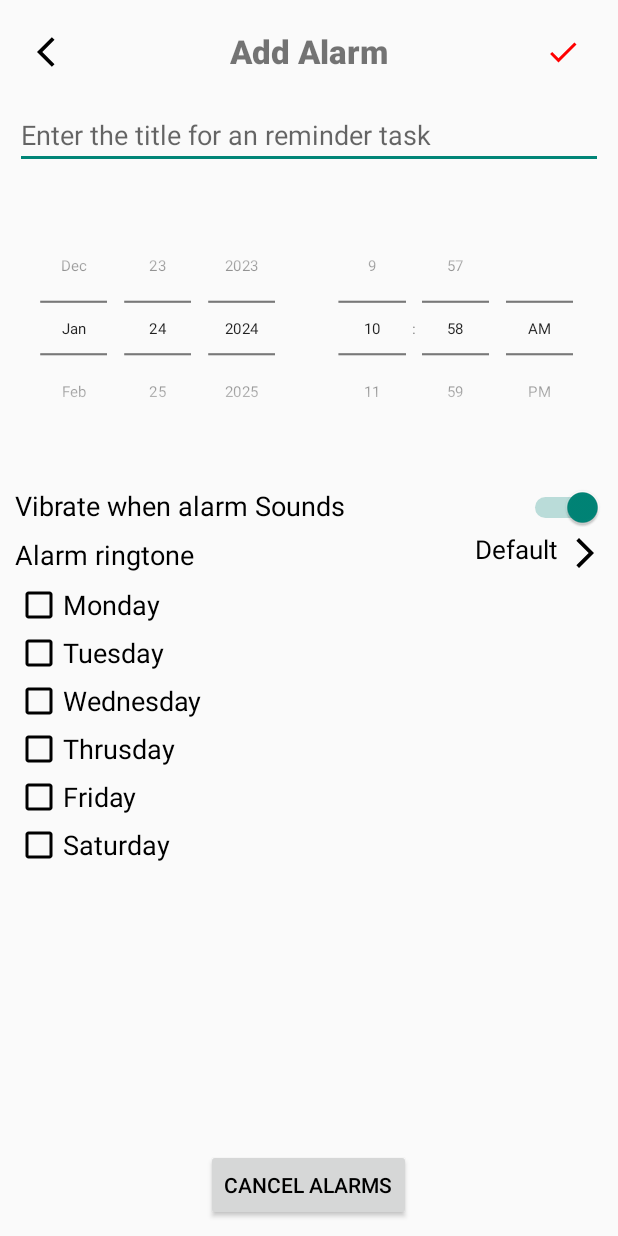
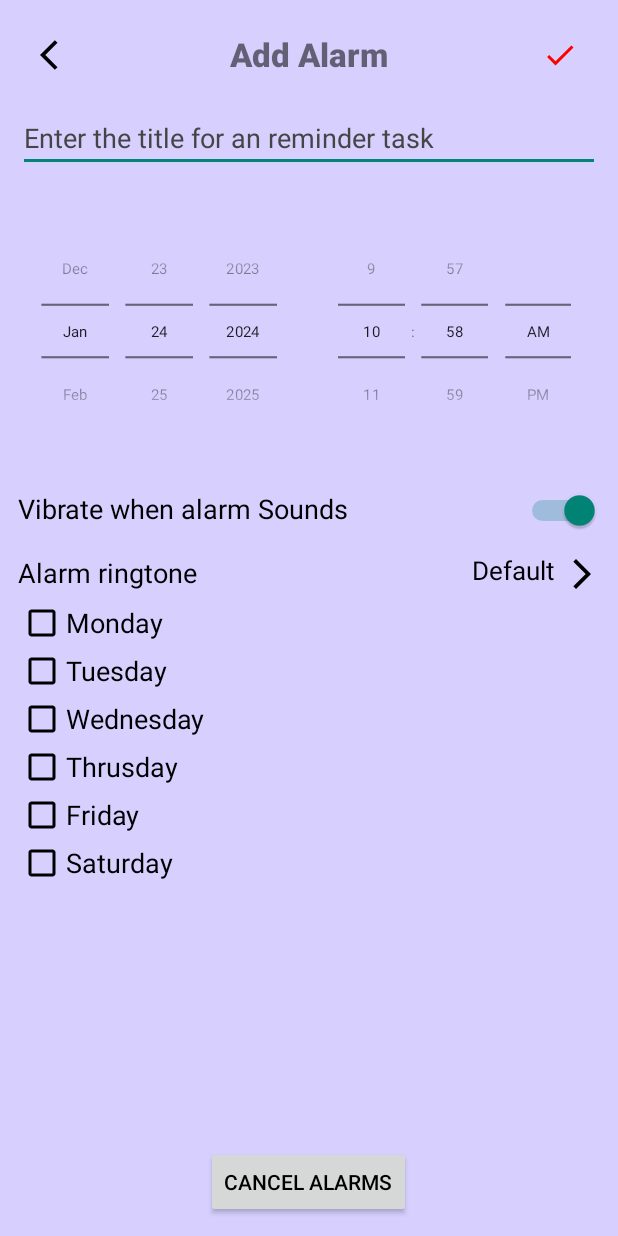
Before and after one commit to Samb30/Carevault-HealthCare-App, an Android app: the AppointmentReminders screen opened directly, with no data from a screen before it, on a phone screen of 412 x 824 dp. Run offline under Robolectric (Android 15) with nearby library versions, the phone set to English and light mode, and no system bars; our stand-ins replace Firebase (no records; nobody signed in at launch, a user with empty details on screens opened directly).

Commit message:
Reminders added

```diff
--- a/app/src/main/AndroidManifest.xml
+++ b/app/src/main/AndroidManifest.xml
@@ -58,7 +58,7 @@
             android:name=".Articles.Health"
             android:exported="false" />
         <activity
-            android:name=".AppointmentReminders"
+            android:name=".MainFragment"
             android:exported="false" />
         <activity
             android:name=".AppSettingsActivity"
@@ -97,7 +97,7 @@
             android:name=".LoginWithNumberActivity"
             android:exported="false" />
         <activity
-            android:name=".MainFragment"
+            android:name=".AppointmentReminders"
             android:exported="false" />
         <activity
             android:name=".HealthInfoInputActivity"
@@ -156,7 +156,7 @@
             android:enabled="true"
             android:exported="false">
             <intent-filter>
-                <action android:name="com.example.carevault.ACTION_RECEIVE_ALARM" />
+                <action android:name="com.example.carevault.ACTION_RECEIVE_ALARM"/>
             </intent-filter>
         </receiver>
     </application>
--- a/app/src/main/java/com/example/carevault/Utility.java
+++ b/app/src/main/java/com/example/carevault/Utility.java
@@ -14,6 +14,6 @@ public class Utility {
     public static CollectionReference getCollectionReferenceForNotes() {
         FirebaseUser curr = FirebaseAuth.getInstance().getCurrentUser();
         return FirebaseFirestore.getInstance().collection("Alarms")
-                .document("2").collection("myalarms");
+                .document(curr.getUid()).collection("myalarms");
     }
 }
--- a/app/src/main/res/layout/activity_appointment_reminders.xml
+++ b/app/src/main/res/layout/activity_appointment_reminders.xml
@@ -5,7 +5,8 @@
     android:layout_width="match_parent"
     android:layout_height="match_parent"
     android:orientation="vertical"
-    android:padding="10dp"
+    android:background="#D7D0FF"
+    android:padding="12dp"
     tools:context=".AppointmentReminders">
 
     <RelativeLayout
@@ -46,12 +47,14 @@
         android:layout_width="match_parent"
         android:layout_marginTop="8dp"
         android:textColor="@color/black"
+        android:textColorHint="#454545"
         android:layout_height="wrap_content"
         android:hint="Enter the title for an reminder task " />
     <EditText
         android:id="@+id/messageET"
         android:textColor="@color/black"
         android:layout_width="match_parent"
+        android:textColorHint="@color/black"
         android:maxLines="2"
         android:visibility="gone"
         android:layout_below="@+id/titleET"
@@ -74,7 +77,7 @@
             android:layout_gravity="center"
             android:scaleY="0.7"
             android:scaleX="0.7"
-            style="@style/MyDatePickerStyle"
+
             android:layout_marginLeft="-30dp"
             android:layout_marginRight="-30dp"
             />
@@ -146,13 +149,13 @@
         android:textSize="18sp"
         android:textColor="@color/black"
         android:id="@+id/text3"
-        android:layout_marginTop="5dp"
+        android:layout_marginTop="15dp"
         android:layout_below="@+id/permissions1"
         />
     <TextView
         android:layout_width="match_parent"
         android:layout_height="30dp"
-        android:layout_marginTop="2dp"
+        android:layout_marginTop="14dp"
         android:text="Default"
         android:textColor="@color/black"
         android:gravity="end"
@@ -242,14 +245,15 @@
         android:layout_width="match_parent"
         android:layout_below="@id/checkBox6"
         android:layout_height="match_parent">
+
         <Button
             android:id="@+id/cancelButton"
             android:layout_width="wrap_content"
-            android:textColor="@color/black"
+            android:layout_height="wrap_content"
             android:layout_alignParentBottom="true"
-            android:layout_height="wrap_content"
             android:layout_centerInParent="true"
-            android:text="Cancel Alarms"/>
+            android:text="Cancel Alarms"
+            android:textColor="@color/black" />
     </RelativeLayout>
 
 </RelativeLayout>
--- a/app/src/main/res/layout/fragment_calender.xml
+++ b/app/src/main/res/layout/fragment_calender.xml
@@ -3,12 +3,14 @@
     xmlns:tools="http://schemas.android.com/tools"
     android:layout_width="match_parent"
     android:layout_height="match_parent"
-    android:background="@color/black"
+    android:background="#D7D0FF"
+    android:padding="7dp"
     tools:context=".fragments.CalenderFragment">
 
     <androidx.recyclerview.widget.RecyclerView
         android:layout_width="match_parent"
         android:layout_height="match_parent"
+        tools:listitem="@layout/recycler"
         android:id="@+id/recyclerview"/>
 
     <com.google.android.material.floatingactionbutton.FloatingActionButton
--- a/app/src/main/res/menu/menu.xml
+++ b/app/src/main/res/menu/menu.xml
@@ -15,7 +15,7 @@
         android:id="@+id/doc"
         android:icon="@drawable/baseline_people_24"/>
     <item
-        android:title="Calender"
+        android:title="Alarm"
         android:id="@+id/hom3"
         android:icon="@drawable/baseline_calendar_month_24"
         />
--- /dev/null
+++ b/app/src/main/res/menu/menu1.xml
@@ -0,0 +1,21 @@
+<?xml version="1.0" encoding="utf-8"?>
+<menu xmlns:android="http://schemas.android.com/apk/res/android">
+    <item
+        android:id="@+id/Default"
+        android:title="Default" />
+
+    <item
+        android:id="@+id/Forest"
+        android:title="Forest" />
+
+    <item
+        android:id="@+id/Rain"
+        android:title="Rain" />
+
+    <item
+        android:id="@+id/Morning_dew"
+        android:title="Morningdew" />
+    <item
+        android:id="@+id/Fireflies"
+        android:title="Fireflies" />
+</menu>
--- a/app/src/main/res/values/style.xml
+++ b/app/src/main/res/values/style.xml
@@ -1,9 +1,17 @@
 <?xml version="1.0" encoding="utf-8"?>
 <resources>
     <style name="MyDatePickerStyle">
-        <item name="android:textColorPrimary">@color/white</item>
+        <item name="android:textColorPrimary">@color/black</item>
 
-        <item name="android:editTextColor">@android:color/white</item>
+        <item name="android:editTextColor">@android:color/black</item>
+        <item name="colorControlActivated">@color/black</item>
+        <item name="colorSwitchThumbNormal">@color/white</item>
+        <item name="android:textColorSecondary">@color/black</item>
     </style>
+    <style name="SwitchTheme" parent="Theme.AppCompat.Light">
 
+        <item name="colorControlActivated">@color/black</item>
+        <item name="colorSwitchThumbNormal">@color/white</item>
+        <item name="android:textColorSecondary">@color/black</item>
+    </style>
 </resources>
```
Also changed, not shown: app/src/main/java/com/example/carevault/AppointmentReminders.java (+20 -16 lines), app/src/main/java/com/example/carevault/EmergencyCallActivity.kt (+11 -10 lines), app/src/main/java/com/example/carevault/Notification.java (+130 -54 lines), app/src/main/res/layout/recycler.xml (+8 -6 lines), 6 other files.
